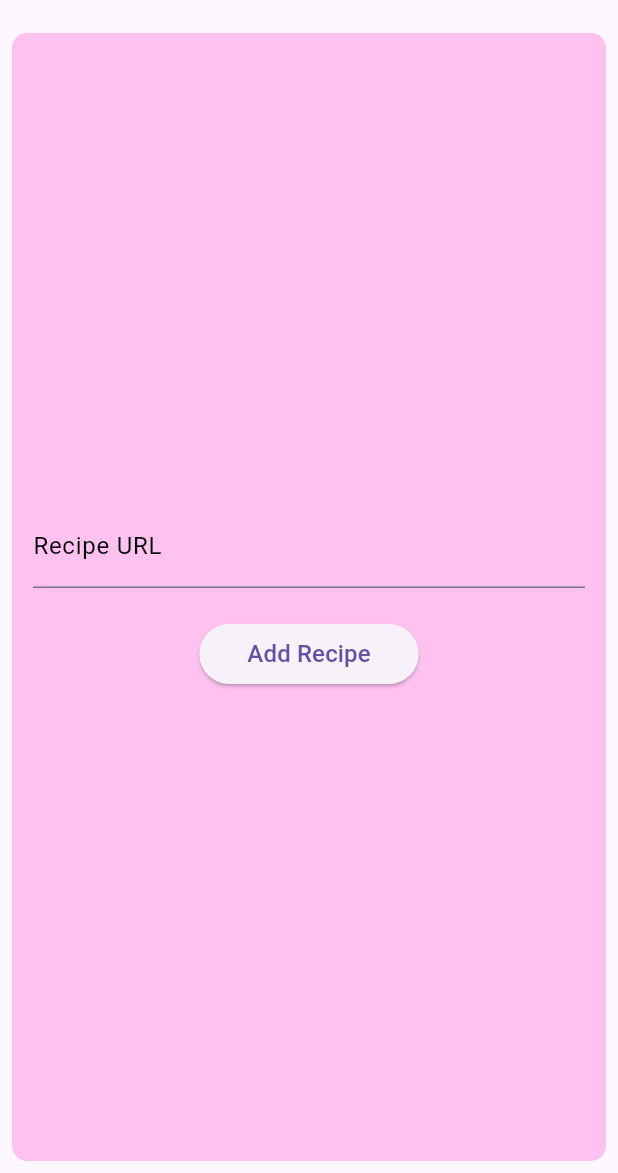
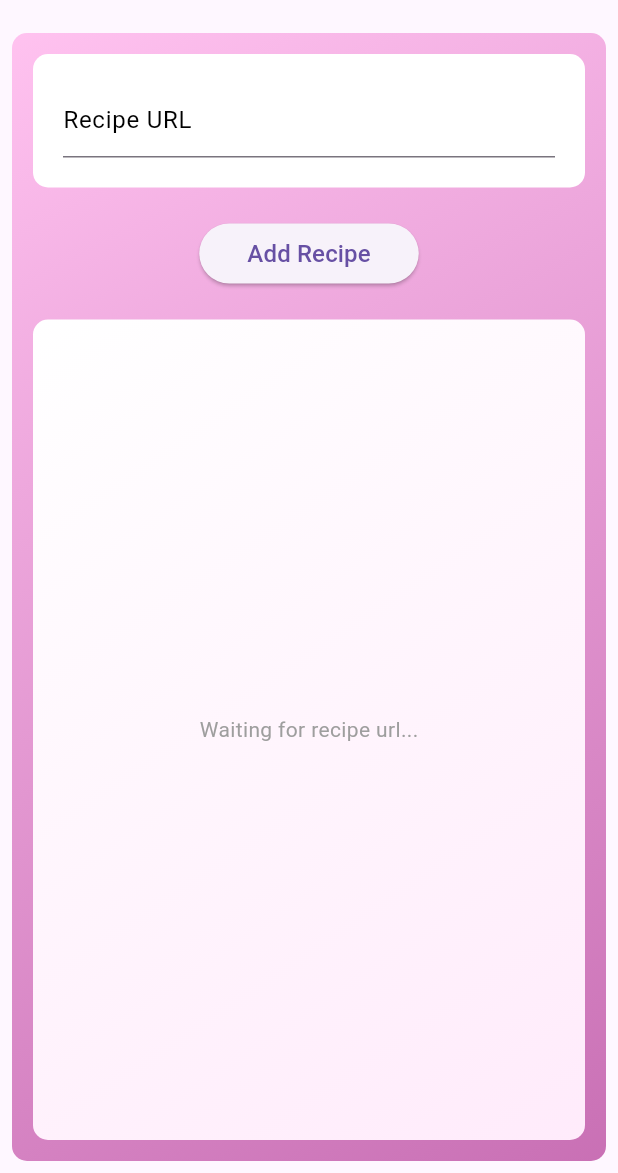
Before and after one commit to tharukaf/recipe_book_ai, a Flutter app: the AddAIRecipeScreen screen opened directly, on a phone screen of 412 x 824 dp, the part 63-1236 px from its top. Run offline on Flutter 3.47's test engine with Material 3 defaults, Android fonts, the phone set to English and light mode, and no system bars; our stand-ins replace dropdown_button2, flutter_speed_dial, flutter_svg, google_fonts, nanoid, typewritertext; missing offline and left inert: flutter_pannable_rating_bar, flutter_platform_alert, localstore, searchable_listview; Roboto replaces fonts that are missing (Jura).

Commit message:
changed add ai recipe screen styling

```diff
--- a/express_server/package.json
+++ b/express_server/package.json
@@ -13,8 +13,12 @@
   "dependencies": {
     "@google/generative-ai": "^0.21.0",
     "body-parser": "^1.20.3",
+    "cors": "^2.8.5",
     "dotenv": "^16.4.5",
     "express": "^4.21.1",
+    "express-rate-limit": "^7.4.1",
+    "helmet": "^8.0.0",
+    "limiter": "^2.1.0",
     "nodemon": "^3.1.7"
   }
 }
--- a/lib/models/cooking_step.dart
+++ b/lib/models/cooking_step.dart
@@ -28,9 +28,9 @@ class Ingredient {
     return Ingredient(
       id: map['id'],
       name: map['name'],
-      quantity: map['quantity'].toDouble(),
-      unit: map['unit'],
-      isDone: map['isDone'],
+      quantity: map['quantity'].toDouble() ?? 0.0,
+      unit: map['unit'] ?? '',
+      isDone: map['isDone'] ?? false,
     );
   }
 }
--- a/lib/widgets/ai_recipe_screen.dart
+++ b/lib/widgets/ai_recipe_screen.dart
@@ -5,6 +5,7 @@ import 'package:google_fonts/google_fonts.dart';
 import 'package:recipe_book_ai/models/recipe.dart';
 import 'package:recipe_book_ai/widgets/responsive_layout.dart';
 import 'package:http/http.dart' as http;
+import 'package:typewritertext/typewritertext.dart';
 
 // ignore: must_be_immutable
 class AddAIRecipeScreen extends StatefulWidget {
@@ -17,7 +18,22 @@ class AddAIRecipeScreen extends StatefulWidget {
 class _AddAIRecipeScreenState extends State<AddAIRecipeScreen> {
   String url = '';
   bool isLoading = false;
+  bool isButtonClicked = false;
   Recipe recipe = Recipe.empty();
+  String recipeText = '';
+
+  @override
+  void dispose() {
+    isButtonClicked = false;
+    super.dispose();
+  }
+
+  void handleChangeRecipeText(String text) {
+    print(text);
+    setState(() {
+      recipeText = text;
+    });
+  }
 
   @override
   Widget build(BuildContext context) {
@@ -32,7 +48,14 @@ class _AddAIRecipeScreenState extends State<AddAIRecipeScreen> {
         child: Container(
           margin: const EdgeInsets.all(8),
           decoration: BoxDecoration(
-            color: const Color.fromARGB(246, 255, 192, 239),
+            gradient: const LinearGradient(
+              begin: Alignment.topLeft,
+              end: Alignment.bottomRight,
+              colors: [
+                Color.fromARGB(246, 255, 192, 239),
+                Color.fromARGB(246, 199, 107, 178),
+              ],
+            ),
             borderRadius: BorderRadius.circular(10),
           ),
           child: Padding(
@@ -40,7 +63,15 @@ class _AddAIRecipeScreenState extends State<AddAIRecipeScreen> {
             child: Column(
               mainAxisAlignment: MainAxisAlignment.center,
               children: [
-                SizedBox(
+                // Recipe URL Input
+                Container(
+                  padding: const EdgeInsets.all(20),
+                  decoration: BoxDecoration(
+                    color: Colors.white,
+                    borderRadius: BorderRadius.circular(10),
+                  ),
+                  child: SizedBox(
+                    height: 49,
                     child: TextField(
                       onChanged: (value) => url = value,
                       decoration: InputDecoration(
@@ -56,6 +87,9 @@ class _AddAIRecipeScreenState extends State<AddAIRecipeScreen> {
                       ),
                     ),
                   ),
+                ),
+
+                // Add Recipe Button
                 Container(
                   margin: const EdgeInsets.only(top: 20),
                   child: isLoading
@@ -64,9 +98,19 @@ class _AddAIRecipeScreenState extends State<AddAIRecipeScreen> {
                           onPressed: () async {
                             setState(() {
                               isLoading = true;
+                              isButtonClicked = true;
                             });
                             try {
-                              recipe = await createRecipe(url);
+                              recipe = await createRecipe(
+                                  url, handleChangeRecipeText);
+                              if (recipe.title == '') {
+                                ScaffoldMessenger.of(context).showSnackBar(
+                                  const SnackBar(
+                                    content: Text('Failed to create recipe.'),
+                                  ),
+                                );
+                                return;
+                              }
                               recipe.save();
 
                               if (!context.mounted) return;
@@ -93,6 +137,36 @@ class _AddAIRecipeScreenState extends State<AddAIRecipeScreen> {
                           ),
                         ),
                 ),
+                // Recipe Text output
+                Expanded(
+                  child: Container(
+                    margin: const EdgeInsets.only(top: 20),
+                    width: double.infinity,
+                    decoration: BoxDecoration(
+                      gradient: const LinearGradient(
+                        begin: Alignment.topLeft,
+                        end: Alignment.bottomRight,
+                        colors: [
+                          Color.fromARGB(255, 255, 255, 255),
+                          Color.fromARGB(255, 255, 235, 251),
+                        ],
+                      ),
+                      borderRadius: BorderRadius.circular(10),
+                    ),
+                    child: Padding(
+                        padding: const EdgeInsets.all(8.0),
+                        child: !isButtonClicked
+                            ? Center(
+                                child: Text(
+                                  'Waiting for recipe url...',
+                                  style: GoogleFonts.jura(
+                                    color: Colors.grey,
+                                  ),
+                                ),
+                              )
+                            : BuildRecipeText(recipeText: recipeText)),
+                  ),
+                )
               ],
             ),
           ),
@@ -102,24 +176,40 @@ class _AddAIRecipeScreenState extends State<AddAIRecipeScreen> {
   }
 }
 
-Future<http.Response> addRecipe(String recipeURL) async {
-  try {
-    return await http.post(
-      Uri.parse('http://localhost:3000/recipe'),
-      headers: <String, String>{
-        'Content-Type': 'application/json; charset=UTF-8',
-      },
-      body: jsonEncode(<String, String>{
-        'recipeURL': recipeURL,
-      }),
+class BuildRecipeText extends StatelessWidget {
+  final String recipeText;
+  const BuildRecipeText({super.key, required this.recipeText});
+
+  @override
+  Widget build(BuildContext context) {
+    // return TypeWriter(
+    //   controller: TypeWriterController(
+    //     text: recipeText,
+    //     duration: const Duration(microseconds: 100),
+    //   ),
+    //   builder: (context, value) {
+    //     // print(value.text);
+    //     return Text(
+    //       value.text,
+    //       style: GoogleFonts.jura(
+    //         color: Colors.grey[700],
+    //       ),
+    //     );
+    //   },
+    // );
+    return SingleChildScrollView(
+      child: Text(
+        recipeText,
+        style: GoogleFonts.jura(
+          color: Colors.grey[700],
+        ),
+      ),
     );
-  } catch (e) {
-    log(e.toString());
-    return Future.error(e);
   }
 }
 
-Future<Recipe> createRecipe(String recipeURL) async {
+Future<Recipe> createRecipe(String recipeURL, handleChangeText) async {
+  try {
     final response = await http.post(
       Uri.parse('http://localhost:3000/recipe'),
       headers: <String, String>{
@@ -131,13 +221,15 @@ Future<Recipe> createRecipe(String recipeURL) async {
     );
 
     if (response.statusCode == 200) {
-    // If the server did return a 201 CREATED response,
-    // then parse the JSON.
-    // print(response.body);
+      handleChangeText(response.body);
+
       return Recipe.fromJson(jsonDecode(response.body) as Map<String, dynamic>);
     } else {
-    // If the server did not return a 201 CREATED response,
-    // then throw an exception.
-    throw Exception('Failed to create recipe.');
+      log('Server error: ${response.statusCode}');
+      return Recipe.empty();
+    }
+  } catch (e) {
+    log('Error creating recipe: ${e.toString()}');
+    return Recipe.empty();
   }
 }
--- a/pubspec.yaml
+++ b/pubspec.yaml
@@ -25,6 +25,7 @@ dependencies:
   flutter_gemini: ^2.0.5
   flutter_dotenv: ^5.2.1
   http: ^1.2.2
+  typewritertext: ^3.0.9
 
 dev_dependencies:
   flutter_test:
```
Also changed, not shown: lib/widgets/recipe_cook_item.dart (+5 -3 lines), express_server/package-lock.json, pubspec.lock, 7 other files. Lines whose indentation alone changed are shown as unchanged.
